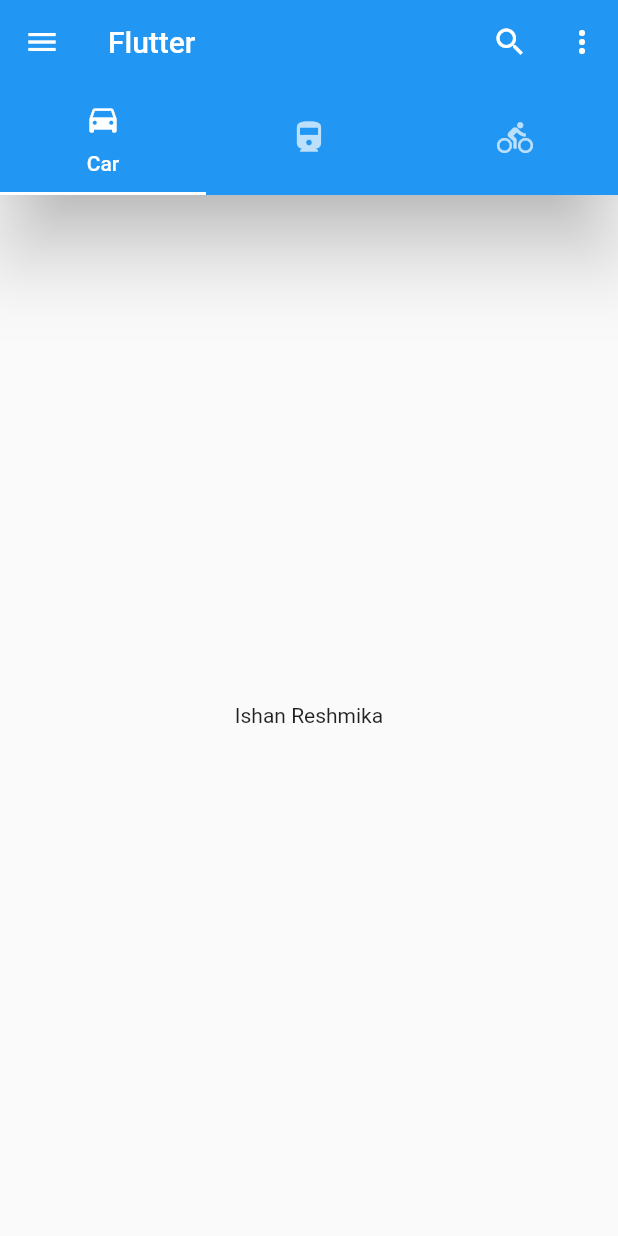
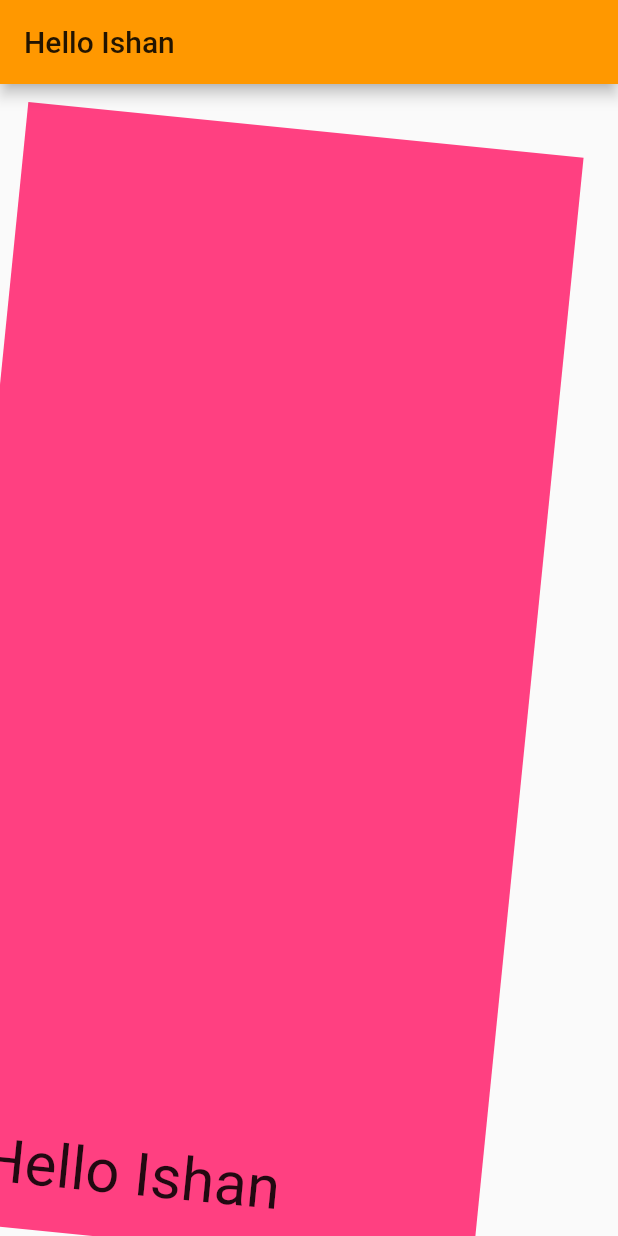
Before and after one commit to ishanEPR/Flutter-Practice, a Flutter app: the screen it shows after launch, on a phone screen of 412 x 824 dp. Run offline on Flutter 3.47's test engine with Material 2 defaults, Android fonts, the phone set to English and light mode, and no system bars.

Commit message:
create container class attribute

```diff
--- a/lib/main.dart
+++ b/lib/main.dart
@@ -48,68 +48,113 @@
 //   }
 // }
 
+// import 'package:flutter/material.dart';
+//
+// void main(){
+//   runApp(MyApp());
+//
+// }
+//
+// class MyApp extends StatelessWidget{
+//   @override
+//   Widget build(BuildContext context) {
+//     return MaterialApp(
+//       debugShowCheckedModeBanner: false,
+//       home: HomePage(),
+//     );
+//   }
+//
+// }
+//
+// class HomePage extends StatelessWidget {
+//   @override
+//   Widget build(BuildContext context) {
+//     return DefaultTabController(
+//       length: 3,
+//       child: Scaffold(
+//         appBar: AppBar(
+//           title: Text('Flutter'),
+//           leading: IconButton(
+//             icon: Icon(Icons.menu),
+//             onPressed: (){},
+//           ),
+//           actions: [
+//             IconButton(icon: Icon(Icons.search), onPressed:(){}),
+//             IconButton(icon: Icon(Icons.more_vert), onPressed:(){}),
+//           ],
+//           //flexibleSpace: Image.asset("assests/ishan.png",fit: BoxFit.cover,),
+//           bottom:TabBar(
+//             tabs: [
+//               Tab(icon: Icon(Icons.directions_car),text: "Car",),
+//               Tab(icon: Icon(Icons.directions_train),),
+//               Tab(icon: Icon(Icons.directions_bike),),
+//             ],
+//           ),
+//           elevation: 22.0,
+//           backgroundColor: Colors.blue,
+//         ),
+//         body: TabBarView(
+//           children: [
+//            tab1(),
+//             Icon(Icons.directions_train),
+//             Icon(Icons.directions_bike),
+//           ],
+//         ),
+//
+//       ),
+//     );
+//   }
+// }
+// Widget tab1(){
+//   return Container(
+//     child: Center(
+//       child: Text('Ishan Reshmika'),
+//     ),
+//   );
+//
+// }
+
 import 'package:flutter/material.dart';
 
 void main(){
   runApp(MyApp());
-
 }
-
  class MyApp extends StatelessWidget{
   @override
   Widget build(BuildContext context) {
    return MaterialApp(
      debugShowCheckedModeBanner: false,
-      home: HomePage(),
+     theme: ThemeData(
+       brightness: Brightness.light,
+       primarySwatch: Colors.orange,
+
+
+     ),
+     home: MyHomePage(),
    );
   }
 
  }
 
-class HomePage extends StatelessWidget {
+ class MyHomePage extends StatelessWidget {
    @override
    Widget build(BuildContext context) {
-    return DefaultTabController(
-      length: 3,
-      child: Scaffold(
+     return Scaffold(
        appBar: AppBar(
-          title: Text('Flutter'),
-          leading: IconButton(
-            icon: Icon(Icons.menu),
-            onPressed: (){},
+         title:Text("Hello Ishan"),
        ),
-          actions: [
-            IconButton(icon: Icon(Icons.search), onPressed:(){}),
-            IconButton(icon: Icon(Icons.more_vert), onPressed:(){}),
-          ],
-          //flexibleSpace: Image.asset("assests/ishan.png",fit: BoxFit.cover,),
-          bottom:TabBar(
-            tabs: [
-              Tab(icon: Icon(Icons.directions_car),text: "Car",),
-              Tab(icon: Icon(Icons.directions_train),),
-              Tab(icon: Icon(Icons.directions_bike),),
-            ],
-          ),
-          elevation: 22.0,
-          backgroundColor: Colors.blue,
-        ),
-        body: TabBarView(
-          children: [
-           tab1(),
-            Icon(Icons.directions_train),
-            Icon(Icons.directions_bike),
-          ],
+       body: Container(
+        // height: 300.0,
+         margin: EdgeInsets.only(top: 10.0,left: 20.0,right: 20.0,bottom: 10.0),
+       //  padding: EdgeInsets.all(20.0),
+         padding: EdgeInsets.symmetric(vertical: 20.0,horizontal: 40.0),
+         transform: Matrix4.rotationZ(0.1),
+         alignment: Alignment.bottomLeft,
+         width: double.infinity,
+         color: Colors.pinkAccent,
+         child: Text("Hello Ishan",style: TextStyle(fontSize: 40.0),),
        ),
 
-      ),
      );
    }
  }
-Widget tab1(){
-  return Container(
-    child: Center(
-      child: Text('Ishan Reshmika'),
-    ),
-  );
-
-}
```
Lines whose indentation alone changed are shown as unchanged.
